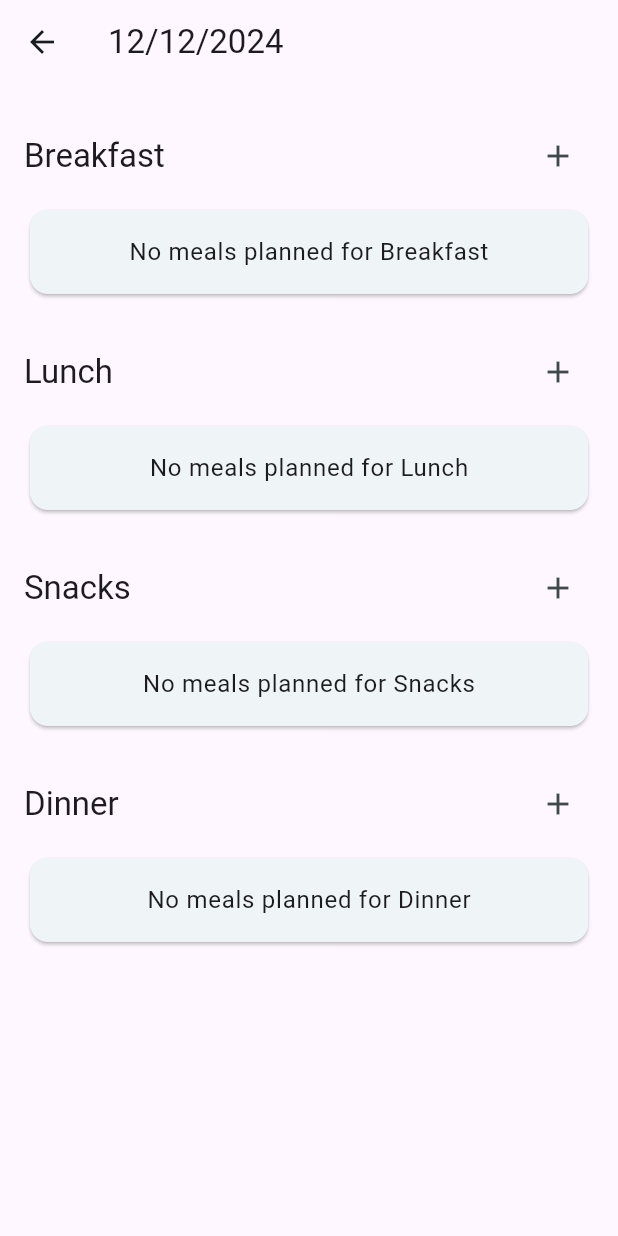
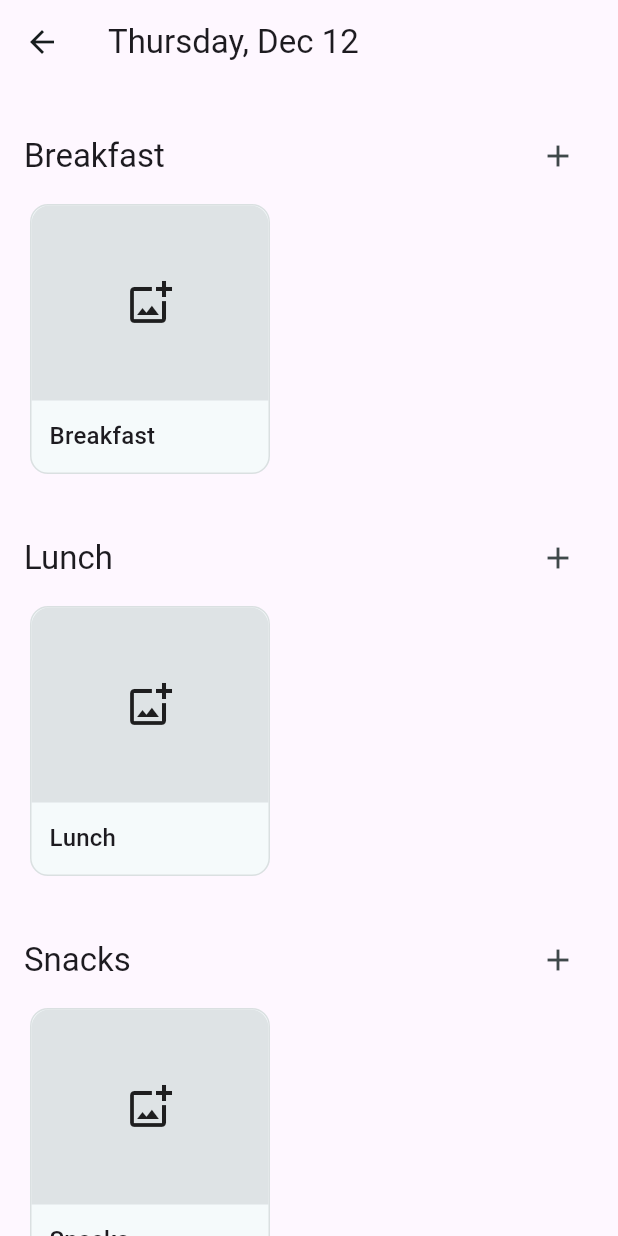
Before and after one commit to bimgeek/haftalik_ogun_planlama, a Flutter app: the DayDetailScreen screen opened directly with empty values, on a phone screen of 412 x 824 dp. Run offline on Flutter 3.47's test engine with Material 3 defaults, Android fonts, the phone set to English and light mode, and no system bars; generated files the repository leaves out were written again.

Commit message:
Add MealSlot widget and refactor DayDetailScreen for improved meal display

```diff
--- a/lib/screens/day_detail_screen.dart
+++ b/lib/screens/day_detail_screen.dart
@@ -1,8 +1,10 @@
 import 'package:flutter/material.dart';
 import 'package:provider/provider.dart';
+import 'package:intl/intl.dart';
 import '../models/meal.dart';
 import '../providers/meal_provider.dart';
 import '../screens/meal_detail_screen.dart';
+import '../widgets/meal_slot.dart';
 
 class DayDetailScreen extends StatelessWidget {
   final DateTime date;
@@ -26,23 +28,26 @@ class DayDetailScreen extends StatelessWidget {
     return Scaffold(
       appBar: AppBar(
         title: Text(
-          '${date.month}/${date.day}/${date.year}',
+          DateFormat('EEEE, MMM d').format(date),
           style: theme.textTheme.titleLarge,
         ),
       ),
       body: ListView(
         padding: const EdgeInsets.all(16),
         children: [
-          _buildMealSection(context, 'Breakfast'),
-          _buildMealSection(context, 'Lunch'),
-          _buildMealSection(context, 'Snacks'),
-          _buildMealSection(context, 'Dinner'),
+          _buildMealTypeSection(context, 'Breakfast'),
+          const SizedBox(height: 24),
+          _buildMealTypeSection(context, 'Lunch'),
+          const SizedBox(height: 24),
+          _buildMealTypeSection(context, 'Snacks'),
+          const SizedBox(height: 24),
+          _buildMealTypeSection(context, 'Dinner'),
         ],
       ),
     );
   }
 
-  Widget _buildMealSection(BuildContext context, String mealType) {
+  Widget _buildMealTypeSection(BuildContext context, String mealType) {
     final theme = Theme.of(context);
     final mealsForType = _getMealsByType(context, mealType);
 
@@ -67,93 +72,52 @@ class DayDetailScreen extends StatelessWidget {
             ],
           ),
         ),
-        if (mealsForType.isEmpty)
-          Card(
-            child: Padding(
-              padding: const EdgeInsets.all(16),
-              child: Center(
-                child: Text(
-                  'No meals planned for $mealType',
-                  style: theme.textTheme.bodyLarge,
-                ),
-              ),
-            ),
-          )
-        else
-          ...mealsForType.map((meal) => _buildMealCard(context, meal)),
-        const SizedBox(height: 16),
+        SizedBox(
+          height: 180,
+          child: ListView(
+            scrollDirection: Axis.horizontal,
+            padding: const EdgeInsets.symmetric(horizontal: 4),
+            children: [
+              if (mealsForType.isEmpty)
+                SizedBox(
+                  width: 160,
+                  child: MealSlot(
+                    mealType: mealType,
+                    meal: null,
+                    onTap: () => _navigateToMealDetail(context, mealType),
+                  ),
+                )
+              else
+                ...mealsForType.map((meal) => Padding(
+                  padding: const EdgeInsets.only(right: 8),
+                  child: SizedBox(
+                    width: 160,
+                    child: MealSlot(
+                      mealType: mealType,
+                      meal: meal,
+                      onTap: () => _navigateToMealDetail(
+                        context,
+                        mealType,
+                        meal: meal,
+                      ),
+                    ),
+                  ),
+                )).toList(),
+            ],
+          ),
+        ),
       ],
     );
   }
 
-  Widget _buildMealCard(BuildContext context, Meal meal) {
-    final theme = Theme.of(context);
-
-    return Card(
-      margin: const EdgeInsets.only(bottom: 8),
-      child: InkWell(
-        onTap: () {
-          // TODO: Navigate to meal detail/edit screen
-        },
-        child: Column(
-          crossAxisAlignment: CrossAxisAlignment.start,
-          children: [
-            if (meal.imageUrl != null)
-              Image.network(
-                meal.imageUrl!,
-                height: 200,
-                width: double.infinity,
-                fit: BoxFit.cover,
-              ),
-            Padding(
-              padding: const EdgeInsets.all(16),
-              child: Column(
-                crossAxisAlignment: CrossAxisAlignment.start,
-                children: [
-                  Row(
-                    mainAxisAlignment: MainAxisAlignment.spaceBetween,
-                    children: [
-                      Expanded(
-                        child: Text(
-                          meal.name,
-                          style: theme.textTheme.titleMedium,
-                        ),
-                      ),
-                      Row(
-                        children: List.generate(
-                          5,
-                          (index) => Icon(
-                            index < meal.rating ? Icons.star : Icons.star_border,
-                            color: Colors.amber,
-                            size: 20,
-                          ),
-                        ),
-                      ),
-                    ],
-                  ),
-                  if (meal.notes != null) ...[
-                    const SizedBox(height: 8),
-                    Text(
-                      meal.notes!,
-                      style: theme.textTheme.bodyMedium,
-                    ),
-                  ],
-                ],
-              ),
-            ),
-          ],
-        ),
-      ),
-    );
-  }
-
-  void _navigateToMealDetail(BuildContext context, String mealType) {
+  void _navigateToMealDetail(BuildContext context, String mealType, {Meal? meal}) {
     Navigator.push(
       context,
       MaterialPageRoute(
         builder: (context) => MealDetailScreen(
           date: date,
           mealType: mealType,
+          meal: meal,
         ),
       ),
     );
--- /dev/null
+++ b/lib/widgets/meal_slot.dart
@@ -0,0 +1,73 @@
+import 'package:flutter/material.dart';
+import '../models/meal.dart';
+
+class MealSlot extends StatelessWidget {
+  final String mealType;
+  final Meal? meal;
+  final VoidCallback? onTap;
+
+  const MealSlot({
+    super.key,
+    required this.mealType,
+    this.meal,
+    this.onTap,
+  });
+
+  @override
+  Widget build(BuildContext context) {
+    final theme = Theme.of(context);
+
+    return Container(
+      decoration: BoxDecoration(
+        color: theme.colorScheme.surface,
+        borderRadius: BorderRadius.circular(12),
+        border: Border.all(
+          color: theme.colorScheme.outline.withOpacity(0.2),
+        ),
+      ),
+      child: Material(
+        color: Colors.transparent,
+        child: InkWell(
+          borderRadius: BorderRadius.circular(12),
+          onTap: onTap,
+          child: Column(
+            crossAxisAlignment: CrossAxisAlignment.stretch,
+            children: [
+              Expanded(
+                flex: 3,
+                child: Container(
+                  decoration: BoxDecoration(
+                    color: theme.colorScheme.surfaceContainerHighest,
+                    borderRadius: const BorderRadius.vertical(
+                      top: Radius.circular(12),
+                    ),
+                  ),
+                  child: meal?.imageUrl != null
+                    ? Image.network(
+                        meal!.imageUrl!,
+                        fit: BoxFit.cover,
+                      )
+                    : const Center(
+                        child: Icon(
+                          Icons.add_photo_alternate_outlined,
+                          size: 32,
+                        ),
+                      ),
+                ),
+              ),
+              Container(
+                padding: const EdgeInsets.all(12),
+                child: Text(
+                  meal?.name ?? mealType,
+                  style: theme.textTheme.titleMedium?.copyWith(
+                    fontWeight: FontWeight.w500,
+                  ),
+                ),
+              ),
+            ],
+          ),
+        ),
+      ),
+    );
+  }
+}
```
Also changed, not shown: lib/main.dart (+1 -61 lines).
